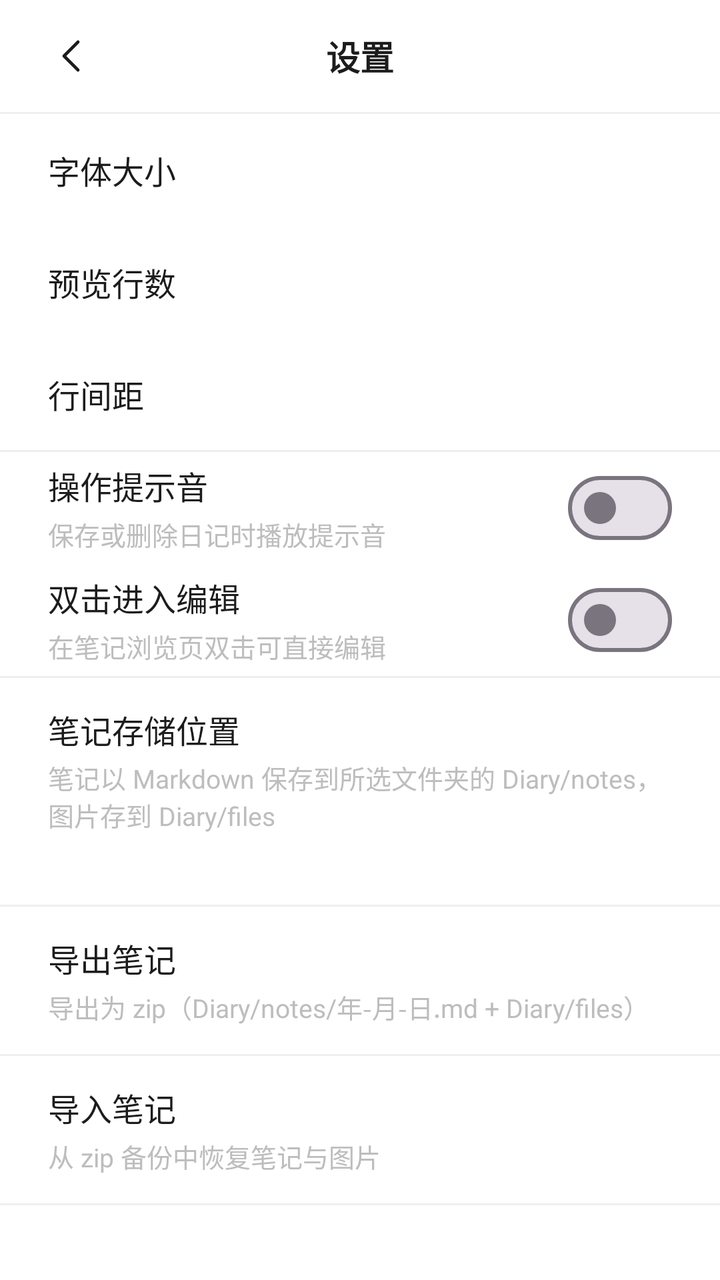
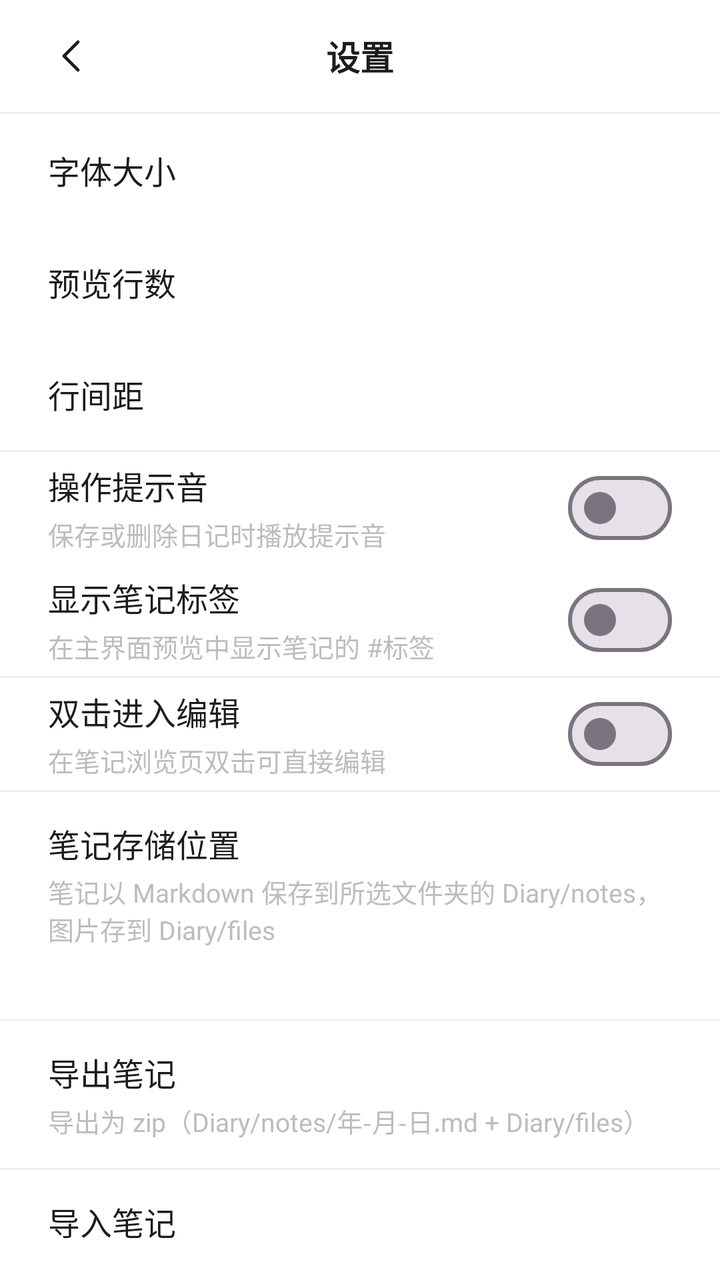

Before-and-after screenshots of an Android layout around one commit, followed by the original layout XML and the change that was made.
<!-- AndroidManifest.xml: application theme Theme.WuDiary -->
<!-- res/layout/activity_settings.xml -->
<?xml version="1.0" encoding="utf-8"?>
<LinearLayout xmlns:android="http://schemas.android.com/apk/res/android"
    android:layout_width="match_parent"
    android:layout_height="match_parent"
    android:background="@color/background"
    android:orientation="vertical">

    <FrameLayout
        android:layout_width="match_parent"
        android:layout_height="56dp">

        <ImageButton
            android:id="@+id/btnBack"
            android:layout_width="48dp"
            android:layout_height="48dp"
            android:layout_gravity="start|center_vertical"
            android:layout_marginStart="12dp"
            android:background="?attr/selectableItemBackgroundBorderless"
            android:contentDescription="@string/back"
            android:scaleType="centerInside"
            android:src="@drawable/ic_chevron_left" />

        <TextView
            android:layout_width="wrap_content"
            android:layout_height="wrap_content"
            android:layout_gravity="center"
            android:text="@string/settings"
            android:textColor="@color/text_primary"
            android:textSize="17sp"
            android:textStyle="bold" />
    </FrameLayout>

    <View
        android:layout_width="match_parent"
        android:layout_height="1dp"
        android:background="@color/divider" />

    <LinearLayout
        android:id="@+id/rowFontSize"
        android:layout_width="match_parent"
        android:layout_height="56dp"
        android:background="?attr/selectableItemBackground"
        android:clickable="true"
        android:focusable="true"
        android:gravity="center_vertical"
        android:orientation="horizontal"
        android:paddingHorizontal="24dp">

        <TextView
            android:layout_width="0dp"
            android:layout_height="wrap_content"
            android:layout_weight="1"
            android:text="@string/font_size"
            android:textColor="@color/text_primary"
            android:textSize="16sp" />

        <TextView
            android:id="@+id/textFontValue"
            android:layout_width="wrap_content"
            android:layout_height="wrap_content"
            android:textColor="@color/text_secondary"
            android:textSize="15sp" />
    </LinearLayout>

    <LinearLayout
        android:id="@+id/rowPreviewLines"
        android:layout_width="match_parent"
        android:layout_height="56dp"
        android:background="?attr/selectableItemBackground"
        android:clickable="true"
        android:focusable="true"
        android:gravity="center_vertical"
        android:orientation="horizontal"
        android:paddingHorizontal="24dp">

        <TextView
            android:layout_width="0dp"
            android:layout_height="wrap_content"
            android:layout_weight="1"
            android:text="@string/preview_lines"
            android:textColor="@color/text_primary"
            android:textSize="16sp" />

        <TextView
            android:id="@+id/textPreviewValue"
            android:layout_width="wrap_content"
            android:layout_height="wrap_content"
            android:textColor="@color/text_secondary"
            android:textSize="15sp" />
    </LinearLayout>

    <LinearLayout
        android:id="@+id/rowLineSpacing"
        android:layout_width="match_parent"
        android:layout_height="56dp"
        android:background="?attr/selectableItemBackground"
        android:clickable="true"
        android:focusable="true"
        android:gravity="center_vertical"
        android:orientation="horizontal"
        android:paddingHorizontal="24dp">

        <TextView
            android:layout_width="0dp"
            android:layout_height="wrap_content"
            android:layout_weight="1"
            android:text="@string/line_spacing"
            android:textColor="@color/text_primary"
            android:textSize="16sp" />

        <TextView
            android:id="@+id/textLineSpacingValue"
            android:layout_width="wrap_content"
            android:layout_height="wrap_content"
            android:textColor="@color/text_secondary"
            android:textSize="15sp" />
    </LinearLayout>

    <View
        android:layout_width="match_parent"
        android:layout_height="1dp"
        android:background="@color/divider" />

    <LinearLayout
        android:id="@+id/rowSound"
        android:layout_width="match_parent"
        android:layout_height="56dp"
        android:background="?attr/selectableItemBackground"
        android:clickable="true"
        android:focusable="true"
        android:gravity="center_vertical"
        android:orientation="horizontal"
        android:paddingHorizontal="24dp">

        <LinearLayout
            android:layout_width="0dp"
            android:layout_height="wrap_content"
            android:layout_weight="1"
            android:orientation="vertical">

            <TextView
                android:layout_width="wrap_content"
                android:layout_height="wrap_content"
                android:text="@string/sound_feedback"
                android:textColor="@color/text_primary"
                android:textSize="16sp" />

            <TextView
                android:layout_width="wrap_content"
                android:layout_height="wrap_content"
                android:layout_marginTop="3dp"
                android:text="@string/sound_feedback_desc"
                android:textColor="@color/text_secondary"
                android:textSize="13sp" />
        </LinearLayout>

        <com.google.android.material.materialswitch.MaterialSwitch
            android:id="@+id/switchSound"
            android:layout_width="wrap_content"
            android:layout_height="wrap_content"
            android:clickable="false"
            android:focusable="false" />
    </LinearLayout>

    <LinearLayout
        android:id="@+id/rowDoubleTap"
        android:layout_width="match_parent"
        android:layout_height="56dp"
        android:background="?attr/selectableItemBackground"
        android:clickable="true"
        android:focusable="true"
        android:gravity="center_vertical"
        android:orientation="horizontal"
        android:paddingHorizontal="24dp">

        <LinearLayout
            android:layout_width="0dp"
            android:layout_height="wrap_content"
            android:layout_weight="1"
            android:orientation="vertical">

            <TextView
                android:layout_width="wrap_content"
                android:layout_height="wrap_content"
                android:text="@string/double_tap_edit"
                android:textColor="@color/text_primary"
                android:textSize="16sp" />

            <TextView
                android:layout_width="wrap_content"
                android:layout_height="wrap_content"
                android:layout_marginTop="3dp"
                android:text="@string/double_tap_edit_desc"
                android:textColor="@color/text_secondary"
                android:textSize="13sp" />
        </LinearLayout>

        <com.google.android.material.materialswitch.MaterialSwitch
            android:id="@+id/switchDoubleTap"
            android:layout_width="wrap_content"
            android:layout_height="wrap_content"
            android:clickable="false"
            android:focusable="false" />
    </LinearLayout>

    <View
        android:layout_width="match_parent"
        android:layout_height="1dp"
        android:background="@color/divider" />

    <LinearLayout
        android:id="@+id/rowStorage"
        android:layout_width="match_parent"
        android:layout_height="wrap_content"
        android:background="?attr/selectableItemBackground"
        android:clickable="true"
        android:focusable="true"
        android:orientation="vertical"
        android:paddingHorizontal="24dp"
        android:paddingVertical="14dp">

        <TextView
            android:layout_width="wrap_content"
            android:layout_height="wrap_content"
            android:text="@string/storage_location"
            android:textColor="@color/text_primary"
            android:textSize="16sp" />

        <TextView
            android:layout_width="wrap_content"
            android:layout_height="wrap_content"
            android:layout_marginTop="3dp"
            android:text="@string/storage_location_desc"
            android:textColor="@color/text_secondary"
            android:textSize="13sp" />

        <TextView
            android:id="@+id/textStorageValue"
            android:layout_width="match_parent"
            android:layout_height="wrap_content"
            android:layout_marginTop="4dp"
            android:ellipsize="middle"
            android:maxLines="1"
            android:textColor="@color/text_secondary"
            android:textSize="13sp" />
    </LinearLayout>

    <View
        android:layout_width="match_parent"
        android:layout_height="1dp"
        android:background="@color/divider" />

    <LinearLayout
        android:id="@+id/rowExport"
        android:layout_width="match_parent"
        android:layout_height="wrap_content"
        android:background="?attr/selectableItemBackground"
        android:clickable="true"
        android:focusable="true"
        android:orientation="vertical"
        android:paddingHorizontal="24dp"
        android:paddingVertical="14dp">

        <TextView
            android:layout_width="wrap_content"
            android:layout_height="wrap_content"
            android:text="@string/backup_export"
            android:textColor="@color/text_primary"
            android:textSize="16sp" />

        <TextView
            android:layout_width="wrap_content"
            android:layout_height="wrap_content"
            android:layout_marginTop="3dp"
            android:text="@string/backup_export_desc"
            android:textColor="@color/text_secondary"
            android:textSize="13sp" />
    </LinearLayout>

    <View
        android:layout_width="match_parent"
        android:layout_height="1dp"
        android:background="@color/divider" />

    <LinearLayout
        android:id="@+id/rowImport"
        android:layout_width="match_parent"
        android:layout_height="wrap_content"
        android:background="?attr/selectableItemBackground"
        android:clickable="true"
        android:focusable="true"
        android:orientation="vertical"
        android:paddingHorizontal="24dp"
        android:paddingVertical="14dp">

        <TextView
            android:layout_width="wrap_content"
            android:layout_height="wrap_content"
            android:text="@string/backup_import"
            android:textColor="@color/text_primary"
            android:textSize="16sp" />

        <TextView
            android:layout_width="wrap_content"
            android:layout_height="wrap_content"
            android:layout_marginTop="3dp"
            android:text="@string/backup_import_desc"
            android:textColor="@color/text_secondary"
            android:textSize="13sp" />
    </LinearLayout>

    <View
        android:layout_width="match_parent"
        android:layout_height="1dp"
        android:background="@color/divider" />

</LinearLayout>
<!-- resources referenced by this layout -->
<resources>
  <color name="background">#FFFFFF</color>
  <color name="divider">#EFEFEF</color>
  <color name="text_primary">#1C1C1C</color>
  <color name="text_secondary">#BDBDBD</color>
  <!-- drawable ic_chevron_left (drawable) -->
  <?xml version="1.0" encoding="utf-8"?>
  <vector xmlns:android="http://schemas.android.com/apk/res/android"
      android:width="24dp"
      android:height="24dp"
      android:viewportWidth="24"
      android:viewportHeight="24">
      <path
          android:fillColor="#00000000"
          android:pathData="M15,5 L8,12 L15,19"
          android:strokeColor="#1C1C1C"
          android:strokeLineCap="round"
          android:strokeLineJoin="round"
          android:strokeWidth="1.6" />
  </vector>
  <string name="back">返回</string>
  <string name="backup_export">导出笔记</string>
  <string name="backup_export_desc">导出为 zip（Diary/notes/年-月-日.md + Diary/files）</string>
  <string name="backup_import">导入笔记</string>
  <string name="backup_import_desc">从 zip 备份中恢复笔记与图片</string>
  <string name="double_tap_edit">双击进入编辑</string>
  <string name="double_tap_edit_desc">在笔记浏览页双击可直接编辑</string>
  <string name="font_size">字体大小</string>
  <string name="line_spacing">行间距</string>
  <string name="preview_lines">预览行数</string>
  <string name="settings">设置</string>
  <string name="sound_feedback">操作提示音</string>
  <string name="sound_feedback_desc">保存或删除日记时播放提示音</string>
  <string name="storage_location">笔记存储位置</string>
  <string name="storage_location_desc">笔记以 Markdown 保存到所选文件夹的 Diary/notes，图片存到 Diary/files</string>
  <style name="Theme.WuDiary" parent="Theme.Material3.Light.NoActionBar">
          <item name="colorPrimary">@color/primary</item>
          <item name="colorOnPrimary">@android:color/white</item>
          <item name="colorSurface">@color/surface</item>
          <item name="android:windowBackground">@color/background</item>
          <item name="android:statusBarColor">@color/background</item>
          <item name="android:windowLightStatusBar">true</item>
          <item name="android:navigationBarColor">@color/background</item>
      </style>
  <color name="primary">#1C1C1C</color>
  <color name="surface">#FFFFFF</color>
</resources>

<!-- the commit's change to res/layout/activity_settings.xml (unified diff, before → after) -->
@@ -163,6 +163,52 @@
     </LinearLayout>
 
     <LinearLayout
+        android:id="@+id/rowPreviewTags"
+        android:layout_width="match_parent"
+        android:layout_height="56dp"
+        android:background="?attr/selectableItemBackground"
+        android:clickable="true"
+        android:focusable="true"
+        android:gravity="center_vertical"
+        android:orientation="horizontal"
+        android:paddingHorizontal="24dp">
+
+        <LinearLayout
+            android:layout_width="0dp"
+            android:layout_height="wrap_content"
+            android:layout_weight="1"
+            android:orientation="vertical">
+
+            <TextView
+                android:layout_width="wrap_content"
+                android:layout_height="wrap_content"
+                android:text="@string/preview_tags"
+                android:textColor="@color/text_primary"
+                android:textSize="16sp" />
+
+            <TextView
+                android:layout_width="wrap_content"
+                android:layout_height="wrap_content"
+                android:layout_marginTop="3dp"
+                android:text="@string/preview_tags_desc"
+                android:textColor="@color/text_secondary"
+                android:textSize="13sp" />
+        </LinearLayout>
+
+        <com.google.android.material.materialswitch.MaterialSwitch
+            android:id="@+id/switchPreviewTags"
+            android:layout_width="wrap_content"
+            android:layout_height="wrap_content"
+            android:clickable="false"
+            android:focusable="false" />
+    </LinearLayout>
+
+    <View
+        android:layout_width="match_parent"
+        android:layout_height="1dp"
+        android:background="@color/divider" />
+
+    <LinearLayout
         android:id="@+id/rowDoubleTap"
         android:layout_width="match_parent"
         android:layout_height="56dp"
<!-- resource entries referenced after the edit -->
@@ -29,6 +29,8 @@
   <string name="font_size">字体大小</string>
   <string name="line_spacing">行间距</string>
   <string name="preview_lines">预览行数</string>
+  <string name="preview_tags">显示笔记标签</string>
+  <string name="preview_tags_desc">在主界面预览中显示笔记的 #标签</string>
   <string name="settings">设置</string>
   <string name="sound_feedback">操作提示音</string>
   <string name="sound_feedback_desc">保存或删除日记时播放提示音</string>
